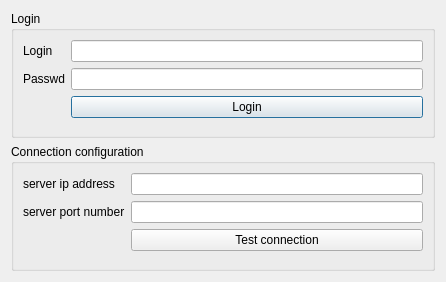
This is client/logindialog.ui in 172270/QElectricPartsCatalog as Qt 5 draws it before an edit. The edited form follows.
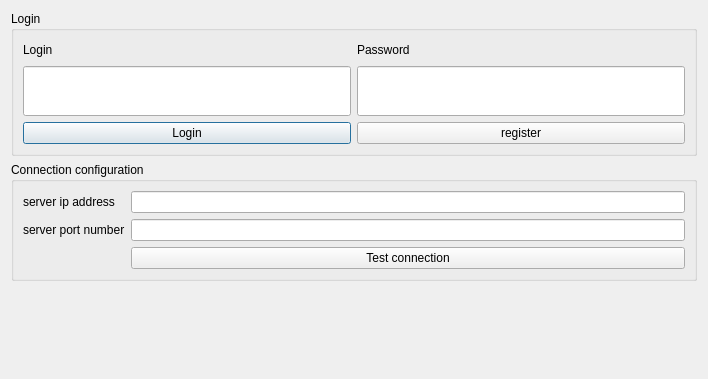
This is the edited form.

Patch:
```diff
--- a/client/logindialog.ui
+++ b/client/logindialog.ui
@@ -6,46 +6,163 @@
    <rect>
     <x>0</x>
     <y>0</y>
-    <width>446</width>
-    <height>282</height>
+    <width>708</width>
+    <height>379</height>
    </rect>
   </property>
   <property name="windowTitle">
    <string>Dialog</string>
   </property>
-  <layout class="QVBoxLayout" name="verticalLayout">
+  <layout class="QVBoxLayout" name="verticalLayout_2">
    <item>
     <widget class="QGroupBox" name="groupBox_2">
      <property name="title">
       <string>Login</string>
      </property>
-     <layout class="QFormLayout" name="formLayout_2">
-      <item row="0" column="0">
-       <widget class="QLabel" name="label_3">
-        <property name="text">
-         <string>Login</string>
+     <layout class="QVBoxLayout" name="verticalLayout">
+      <item>
+       <layout class="QHBoxLayout" name="horizontalLayout_3">
+        <property name="sizeConstraint">
+         <enum>QLayout::SetFixedSize</enum>
         </property>
-       </widget>
+        <item>
+         <widget class="QLabel" name="label_4">
+          <property name="minimumSize">
+           <size>
+            <width>0</width>
+            <height>20</height>
+           </size>
+          </property>
+          <property name="maximumSize">
+           <size>
+            <width>16777215</width>
+            <height>20</height>
+           </size>
+          </property>
+          <property name="text">
+           <string>Login</string>
+          </property>
+         </widget>
+        </item>
+        <item>
+         <widget class="QLabel" name="label_3">
+          <property name="minimumSize">
+           <size>
+            <width>0</width>
+            <height>20</height>
+           </size>
+          </property>
+          <property name="maximumSize">
+           <size>
+            <width>16777215</width>
+            <height>20</height>
+           </size>
+          </property>
+          <property name="text">
+           <string>Password</string>
+          </property>
+         </widget>
+        </item>
+       </layout>
       </item>
-      <item row="0" column="1">
-       <widget class="QLineEdit" name="userLogin"/>
+      <item>
+       <layout class="QHBoxLayout" name="horizontalLayout">
+        <item>
+         <widget class="QLineEdit" name="userLogin">
+          <property name="sizePolicy">
+           <sizepolicy hsizetype="Expanding" vsizetype="Fixed">
+            <horstretch>0</horstretch>
+            <verstretch>0</verstretch>
+           </sizepolicy>
+          </property>
+          <property name="minimumSize">
+           <size>
+            <width>0</width>
+            <height>50</height>
+           </size>
+          </property>
+          <property name="maximumSize">
+           <size>
+            <width>16777214</width>
+            <height>16777214</height>
+           </size>
+          </property>
+          <property name="text">
+           <string/>
+          </property>
+         </widget>
+        </item>
+        <item>
+         <widget class="QLineEdit" name="userPassword">
+          <property name="sizePolicy">
+           <sizepolicy hsizetype="Expanding" vsizetype="Fixed">
+            <horstretch>0</horstretch>
+            <verstretch>0</verstretch>
+           </sizepolicy>
+          </property>
+          <property name="minimumSize">
+           <size>
+            <width>0</width>
+            <height>50</height>
+           </size>
+          </property>
+          <property name="maximumSize">
+           <size>
+            <width>16777214</width>
+            <height>16777214</height>
+           </size>
+          </property>
+          <property name="text">
+           <string/>
+          </property>
+          <property name="echoMode">
+           <enum>QLineEdit::Password</enum>
+          </property>
+         </widget>
+        </item>
+       </layout>
       </item>
-      <item row="1" column="0">
-       <widget class="QLabel" name="label_4">
-        <property name="text">
-         <string>Passwd</string>
-        </property>
-       </widget>
-      </item>
-      <item row="1" column="1">
-       <widget class="QLineEdit" name="userPassword"/>
-      </item>
-      <item row="2" column="1">
-       <widget class="QPushButton" name="login">
-        <property name="text">
-         <string>Login</string>
-        </property>
-       </widget>
+      <item>
+       <layout class="QHBoxLayout" name="horizontalLayout_2">
+        <item>
+         <widget class="QPushButton" name="login">
+          <property name="sizePolicy">
+           <sizepolicy hsizetype="Expanding" vsizetype="Fixed">
+            <horstretch>0</horstretch>
+            <verstretch>0</verstretch>
+           </sizepolicy>
+          </property>
+          <property name="maximumSize">
+           <size>
+            <width>16777214</width>
+            <height>16777214</height>
+           </size>
+          </property>
+          <property name="text">
+           <string>Login</string>
+          </property>
+         </widget>
+        </item>
+        <item>
+         <widget class="QPushButton" name="pushButton">
+          <property name="sizePolicy">
+           <sizepolicy hsizetype="Expanding" vsizetype="Fixed">
+            <horstretch>0</horstretch>
+            <verstretch>0</verstretch>
+           </sizepolicy>
+          </property>
+          <property name="maximumSize">
+           <size>
+            <width>16777214</width>
+            <height>16777214</height>
+           </size>
+          </property>
+          <property name="text">
+           <string>register</string>
+          </property>
+         </widget>
+        </item>
+       </layout>
       </item>
      </layout>
     </widget>
@@ -92,16 +209,29 @@
         </property>
        </widget>
       </item>
-      <item row="2" column="0">
-       <widget class="QLabel" name="connectResponseLabel">
-        <property name="text">
-         <string/>
-        </property>
-       </widget>
-      </item>
      </layout>
     </widget>
    </item>
+   <item>
+    <spacer name="verticalSpacer">
+     <property name="orientation">
+      <enum>Qt::Vertical</enum>
+     </property>
+     <property name="sizeHint" stdset="0">
+      <size>
+       <width>20</width>
+       <height>40</height>
+      </size>
+     </property>
+    </spacer>
+   </item>
+   <item>
+    <widget class="QLabel" name="connectResponseLabel">
+     <property name="text">
+      <string/>
+     </property>
+    </widget>
+   </item>
   </layout>
  </widget>
  <resources/>
```
